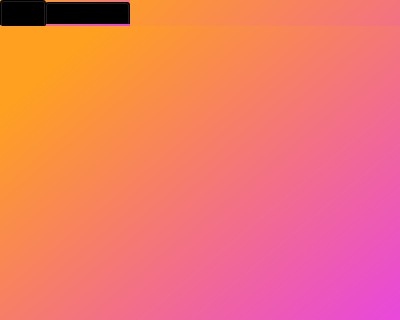
The window that maindesugn.ui (TimofeySar/project_1505) describes before a commit, drawn with Qt 5; both pictures show x 0 to 400 and y 0 to 320 of the 400 by 500 pixel window.
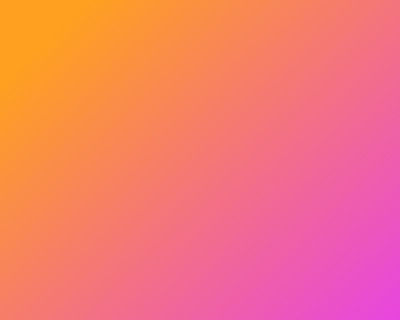
The same window after the commit. The open tabs and pages were chosen to show the change. Icons and pictures are not drawn.

```diff
--- a/maindesugn.ui
+++ b/maindesugn.ui
@@ -106,64 +106,6 @@
        <bool>true</bool>
       </property>
      </widget>
-     <widget class="QTabWidget" name="tabWidget">
-      <property name="geometry">
-       <rect>
-        <x>0</x>
-        <y>10</y>
-        <width>411</width>
-        <height>371</height>
-       </rect>
-      </property>
-      <property name="font">
-       <font>
-        <italic>false</italic>
-        <underline>false</underline>
-        <strikeout>false</strikeout>
-        <stylestrategy>PreferDefault</stylestrategy>
-        <kerning>true</kerning>
-       </font>
-      </property>
-      <property name="mouseTracking">
-       <bool>false</bool>
-      </property>
-      <property name="tabletTracking">
-       <bool>false</bool>
-      </property>
-      <property name="acceptDrops">
-       <bool>false</bool>
-      </property>
-      <property name="toolTipDuration">
-       <number>0</number>
-      </property>
-      <property name="styleSheet">
-       <string notr="true">border:0</string>
-      </property>
-      <property name="tabPosition">
-       <enum>QTabWidget::North</enum>
-      </property>
-      <property name="currentIndex">
-       <number>0</number>
-      </property>
-      <property name="usesScrollButtons">
-       <bool>true</bool>
-      </property>
-      <property name="tabBarAutoHide">
-       <bool>false</bool>
-      </property>
-      <widget class="QWidget" name="marshutu">
-       <attribute name="title">
-        <string>Все</string>
-       </attribute>
-      </widget>
-      <widget class="QWidget" name="moee">
-       <attribute name="title">
-        <string>Избранное</string>
-       </attribute>
-      </widget>
-     </widget>
-     <zorder>tabWidget</zorder>
-     <zorder>button_home12</zorder>
     </widget>
     <widget class="QWidget" name="karta">
      <property name="styleSheet">
```
Left out of the diff: 2 changed lines with no effect on the pictures.
